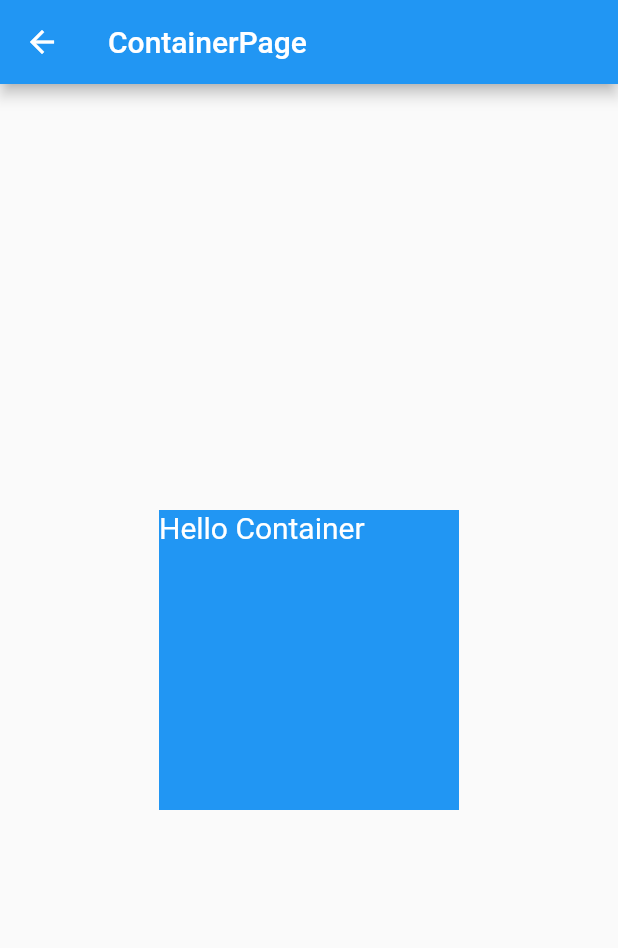
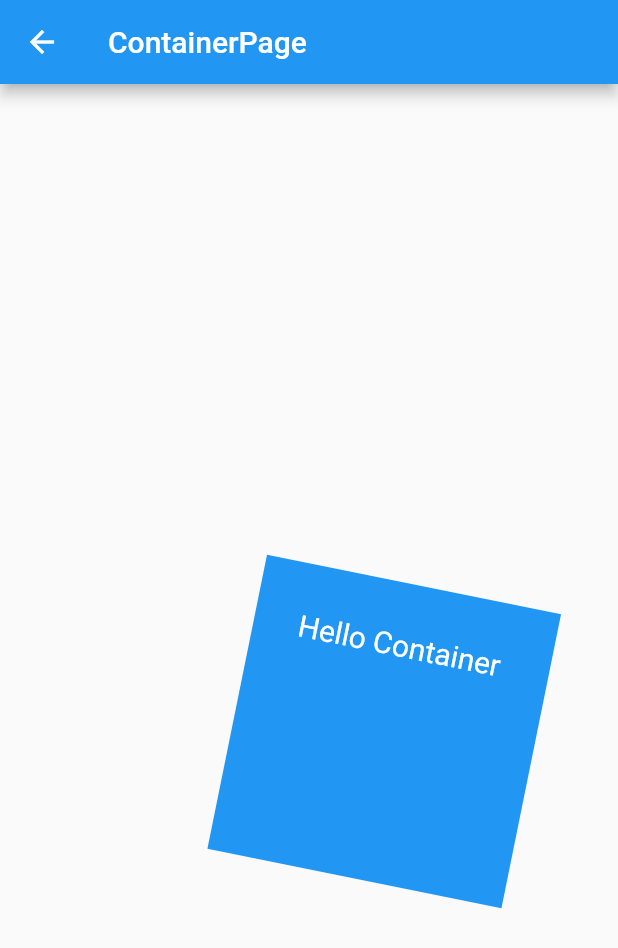
Before and after one commit to scalerone/flutter-demo, a Flutter app: the ContainerPage screen opened by its route, on a phone screen of 412 x 824 dp. Shown: the top 948 px of the screen. Run offline on Flutter 3.47's test engine with Material 2 defaults, Android fonts, the phone set to English and light mode, and no system bars.

Commit message:
容器的margin和padding和transform

```diff
--- a/lib/container.dart
+++ b/lib/contain.dart
@@ -8,10 +8,12 @@ class ContainerPage extends StatelessWidget {
       body: Center(
         child:Container(
           color: Colors.blue,
+           padding: EdgeInsets.all(30),
+           margin: EdgeInsets.fromLTRB(150,0,0,0),
            width: 200,
            height: 200,
            child: Text("Hello Container ",style:TextStyle(fontSize: 20,color: Colors.white)),
-
+           transform: Matrix4.rotationZ(0.2)
         )
 
       ,),
--- a/lib/main.dart
+++ b/lib/main.dart
@@ -4,7 +4,7 @@ import 'list.dart';
 import 'page2.dart';
 import 'detailpage.dart';
 import 'btn.dart';
-import 'container.dart';
+import 'contain.dart';
 
 void main() => runApp(MyApp());
 
```
